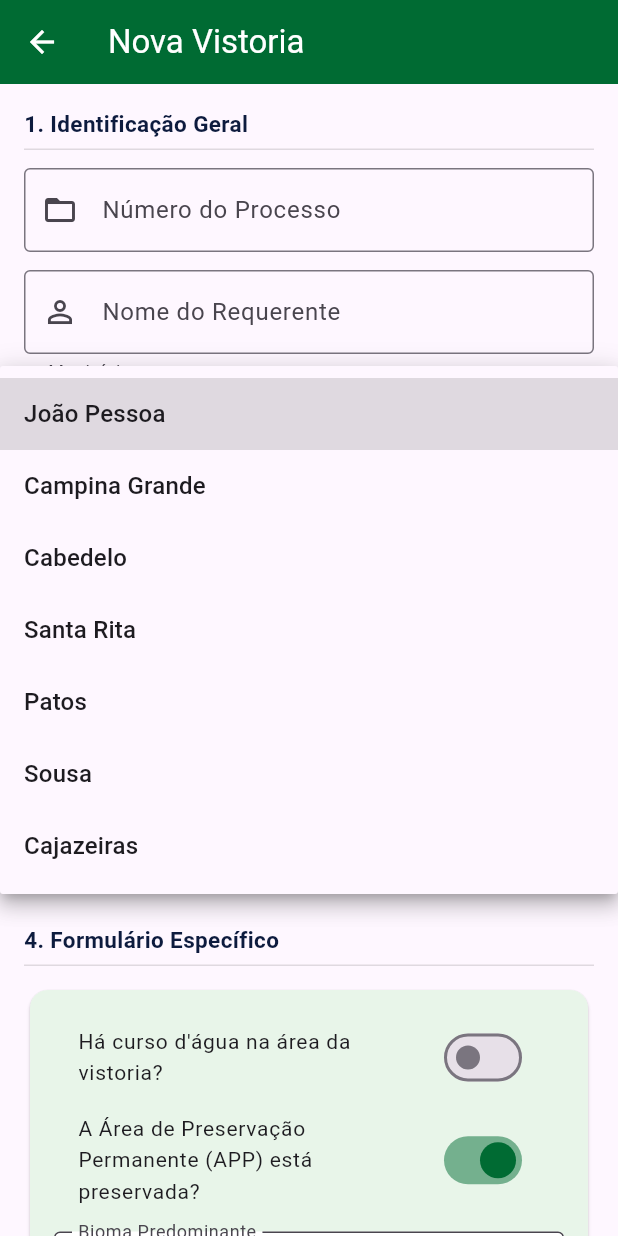
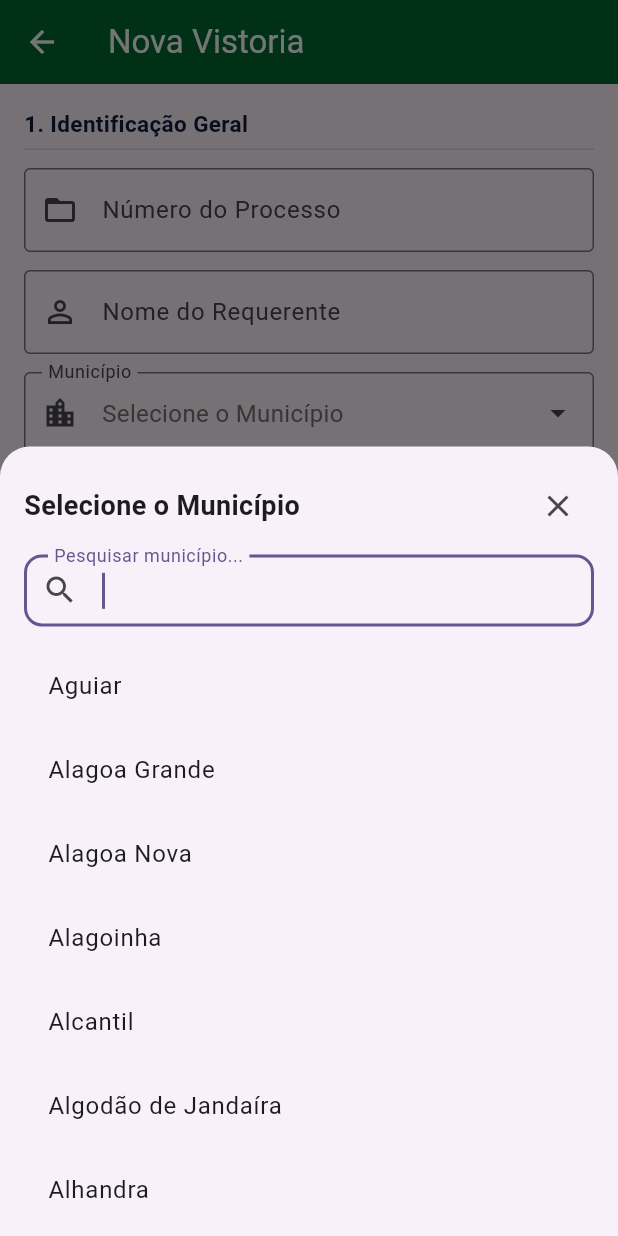
Before and after one commit to SUDEMA-INFRA/APP_DLA, a Flutter app: the VistoriaFormPage screen opened directly with empty values, after a tap on "Selecione o Município", on a phone screen of 412 x 824 dp. Run offline on Flutter 3.47's test engine with Material 3 defaults, Android fonts, the phone set to English and light mode, and no system bars; our stand-ins replace connectivity_plus, device_info_plus, flutter_dotenv, flutter_secure_storage, sqflite; accounts and stored records are empty.

Commit message:
refactor: seed dos municipios no banco e no app, ajustes no input de municipio, e ajustes na pagina web de vistorias

```diff
--- a/app_dla/lib/main.dart
+++ b/app_dla/lib/main.dart
@@ -439,7 +439,7 @@ class _MyHomePageState extends State<MyHomePage> {
       return matchesSearch && matchesFilterType;
     }).toList();
 
-    final List<String> chips = ['Todos', 'Supressão Vegetal', 'Avicultura', 'Suinocultura'];
+    final List<String> chips = ['Todos', 'Supressão Vegetal', 'Avicultura', 'Suinocultura', 'Bovinocultura', 'Aquicultura', 'Sucroalcooleiro', 'Agricultura'];
 
     return Column(
       children: [
--- a/app_dla/lib/pages/vistoria_detail_page.dart
+++ b/app_dla/lib/pages/vistoria_detail_page.dart
@@ -1,6 +1,7 @@
 import 'package:flutter/material.dart';
 import '../services/vistoria_service.dart';
 import 'vistoria_form_page.dart';
+import '../utils/municipios.dart';
 
 class VistoriaDetailPage extends StatefulWidget {
   final Vistoria vistoria;
@@ -28,16 +29,7 @@ class _VistoriaDetailPageState extends State<VistoriaDetailPage> {
   }
 
   String _getMunicipioNome(int? id) {
-    switch (id) {
-      case 1: return 'João Pessoa';
-      case 2: return 'Campina Grande';
-      case 3: return 'Cabedelo';
-      case 4: return 'Santa Rita';
-      case 5: return 'Patos';
-      case 6: return 'Sousa';
-      case 7: return 'Cajazeiras';
-      default: return 'Não especificado';
-    }
+    return Municipios.getName(id);
   }
 
   Future<void> _confirmDelete(BuildContext context) async {
--- a/app_dla/lib/pages/vistoria_form_page.dart
+++ b/app_dla/lib/pages/vistoria_form_page.dart
@@ -2,6 +2,7 @@ import 'package:flutter/material.dart';
 import 'dart:convert';
 import '../services/database_helper.dart';
 import '../services/vistoria_service.dart';
+import '../utils/municipios.dart';
 
 class VistoriaFormPage extends StatefulWidget {
   final int userId;
@@ -60,15 +61,7 @@ class _VistoriaFormPageState extends State<VistoriaFormPage> {
     'Agricultura',
   ];
 
-  final List<Map<String, dynamic>> _municipios = [
-    {'id': '1', 'nome': 'João Pessoa'},
-    {'id': '2', 'nome': 'Campina Grande'},
-    {'id': '3', 'nome': 'Cabedelo'},
-    {'id': '4', 'nome': 'Santa Rita'},
-    {'id': '5', 'nome': 'Patos'},
-    {'id': '6', 'nome': 'Sousa'},
-    {'id': '7', 'nome': 'Cajazeiras'},
-  ];
+  final List<Map<String, dynamic>> _municipios = List<Map<String, dynamic>>.from(Municipios.list);
 
   @override
   void initState() {
@@ -330,21 +323,41 @@ class _VistoriaFormPageState extends State<VistoriaFormPage> {
               ),
             ),
             const SizedBox(height: 12),
-            DropdownButtonFormField<String>(
-              value: _selectedMunicipio,
-              hint: const Text('Selecione o Município'),
-              decoration: const InputDecoration(
-                labelText: 'Município',
-                border: OutlineInputBorder(),
-                prefixIcon: Icon(Icons.location_city),
-              ),
-              items: _municipios.map((m) {
-                return DropdownMenuItem<String>(
-                  value: m['id'].toString(),
-                  child: Text(m['nome']),
+            FormField<String>(
+              initialValue: _selectedMunicipio,
+              validator: (value) {
+                if (_selectedMunicipio == null) {
+                  return 'Por favor, selecione um município';
+                }
+                return null;
+              },
+              builder: (state) {
+                return InkWell(
+                  onTap: () => _showMunicipioSelector(state),
+                  borderRadius: BorderRadius.circular(4),
+                  child: InputDecorator(
+                    decoration: InputDecoration(
+                      labelText: 'Município',
+                      border: const OutlineInputBorder(),
+                      prefixIcon: const Icon(Icons.location_city),
+                      suffixIcon: const Icon(Icons.arrow_drop_down),
+                      errorText: state.errorText,
+                    ),
+                    child: Text(
+                      _selectedMunicipio == null
+                          ? 'Selecione o Município'
+                          : List<Map<String, dynamic>>.from(_municipios).firstWhere(
+                              (m) => m['id'].toString() == _selectedMunicipio,
+                              orElse: () => <String, String>{'nome': 'Selecione o Município'},
+                            )['nome']?.toString() ?? '',
+                      style: TextStyle(
+                        color: _selectedMunicipio == null ? Colors.grey[600] : Colors.black,
+                        fontSize: 16,
+                      ),
+                    ),
+                  ),
                 );
-              }).toList(),
-              onChanged: (val) => setState(() => _selectedMunicipio = val),
+              },
             ),
             const SizedBox(height: 16),
 
@@ -620,4 +633,108 @@ class _VistoriaFormPageState extends State<VistoriaFormPage> {
     _suinoculturaQtdAnimaisController.dispose();
     super.dispose();
   }
+
+  void _showMunicipioSelector(FormFieldState<String> state) {
+    String searchLocal = '';
+    showModalBottomSheet(
+      context: context,
+      isScrollControlled: true,
+      shape: const RoundedRectangleBorder(
+        borderRadius: BorderRadius.vertical(top: Radius.circular(20)),
+      ),
+      builder: (context) {
+        return StatefulBuilder(
+          builder: (context, setModalState) {
+            final filtered = _municipios.where((m) {
+              final nome = (m['nome'] ?? '').toString().toLowerCase();
+              return nome.contains(searchLocal.toLowerCase());
+            }).toList();
+
+            return Padding(
+              padding: EdgeInsets.only(
+                left: 16,
+                right: 16,
+                top: 16,
+                bottom: MediaQuery.of(context).viewInsets.bottom + 16,
+              ),
+              child: SizedBox(
+                height: MediaQuery.of(context).size.height * 0.6,
+                child: Column(
+                  crossAxisAlignment: CrossAxisAlignment.start,
+                  children: [
+                    Row(
+                      mainAxisAlignment: MainAxisAlignment.spaceBetween,
+                      children: [
+                        const Text(
+                          'Selecione o Município',
+                          style: TextStyle(
+                            fontSize: 18,
+                            fontWeight: FontWeight.bold,
+                          ),
+                        ),
+                        IconButton(
+                          icon: const Icon(Icons.close),
+                          onPressed: () => Navigator.pop(context),
+                        ),
+                      ],
+                    ),
+                    const SizedBox(height: 8),
+                    TextField(
+                      autofocus: true,
+                      onChanged: (val) {
+                        setModalState(() {
+                          searchLocal = val;
+                        });
+                      },
+                      decoration: InputDecoration(
+                        labelText: 'Pesquisar município...',
+                        prefixIcon: const Icon(Icons.search),
+                        border: OutlineInputBorder(
+                          borderRadius: BorderRadius.circular(12),
+                        ),
+                        contentPadding: const EdgeInsets.symmetric(horizontal: 16, vertical: 12),
+                      ),
+                    ),
+                    const SizedBox(height: 12),
+                    Expanded(
+                      child: filtered.isEmpty
+                          ? const Center(
+                              child: Text(
+                                'Nenhum município encontrado.',
+                                style: TextStyle(color: Colors.grey),
+                              ),
+                            )
+                          : ListView.builder(
+                              itemCount: filtered.length,
+                              itemBuilder: (context, index) {
+                                final m = filtered[index];
+                                final isSelected = m['id'].toString() == _selectedMunicipio;
+                                return ListTile(
+                                  title: Text(
+                                    m['nome']?.toString() ?? '',
+                                    style: TextStyle(
+                                      fontWeight: isSelected ? FontWeight.bold : FontWeight.normal,
+                                    ),
+                                  ),
+                                  trailing: isSelected ? const Icon(Icons.check, color: Colors.green) : null,
+                                  onTap: () {
+                                    setState(() {
+                                      _selectedMunicipio = m['id'].toString();
+                                    });
+                                    state.didChange(m['id'].toString());
+                                    Navigator.pop(context);
+                                  },
+                                );
+                              },
+                            ),
+                    ),
+                  ],
+                ),
+              ),
+            );
+          },
+        );
+      },
+    );
+  }
 }
--- /dev/null
+++ b/app_dla/lib/utils/municipios.dart
@@ -0,0 +1,237 @@
+class Municipios {
+  static const List<Map<String, String>> list = [
+    {'id': '2500205', 'nome': 'Aguiar'},
+    {'id': '2500304', 'nome': 'Alagoa Grande'},
+    {'id': '2500403', 'nome': 'Alagoa Nova'},
+    {'id': '2500502', 'nome': 'Alagoinha'},
+    {'id': '2500536', 'nome': 'Alcantil'},
+    {'id': '2500577', 'nome': 'Algodão de Jandaíra'},
+    {'id': '2500601', 'nome': 'Alhandra'},
+    {'id': '2500734', 'nome': 'Amparo'},
+    {'id': '2500775', 'nome': 'Aparecida'},
+    {'id': '2500908', 'nome': 'Arara'},
+    {'id': '2501005', 'nome': 'Araruna'},
+    {'id': '2500809', 'nome': 'Araçagi'},
+    {'id': '2501104', 'nome': 'Areia'},
+    {'id': '2501153', 'nome': 'Areia de Baraúnas'},
+    {'id': '2501203', 'nome': 'Areial'},
+    {'id': '2501302', 'nome': 'Aroeiras'},
+    {'id': '2501351', 'nome': 'Assunção'},
+    {'id': '2501500', 'nome': 'Bananeiras'},
+    {'id': '2501534', 'nome': 'Baraúna'},
+    {'id': '2501609', 'nome': 'Barra de Santa Rosa'},
+    {'id': '2501575', 'nome': 'Barra de Santana'},
+    {'id': '2501708', 'nome': 'Barra de São Miguel'},
+    {'id': '2501807', 'nome': 'Bayeux'},
+    {'id': '2501401', 'nome': 'Baía da Traição'},
+    {'id': '2501906', 'nome': 'Belém'},
+    {'id': '2502003', 'nome': 'Belém do Brejo do Cruz'},
+    {'id': '2502052', 'nome': 'Bernardino Batista'},
+    {'id': '2502102', 'nome': 'Boa Ventura'},
+    {'id': '2502151', 'nome': 'Boa Vista'},
+    {'id': '2502201', 'nome': 'Bom Jesus'},
+    {'id': '2502300', 'nome': 'Bom Sucesso'},
+    {'id': '2502409', 'nome': 'Bonito de Santa Fé'},
+    {'id': '2502508', 'nome': 'Boqueirão'},
+    {'id': '2502706', 'nome': 'Borborema'},
+    {'id': '2502805', 'nome': 'Brejo do Cruz'},
+    {'id': '2502904', 'nome': 'Brejo dos Santos'},
+    {'id': '2503001', 'nome': 'Caaporã'},
+    {'id': '2503100', 'nome': 'Cabeceiras'},
+    {'id': '2503209', 'nome': 'Cabedelo'},
+    {'id': '2503308', 'nome': 'Cachoeira dos Índios'},
+    {'id': '2503407', 'nome': 'Cacimba de Areia'},
+    {'id': '2503506', 'nome': 'Cacimba de Dentro'},
+    {'id': '2503555', 'nome': 'Cacimbas'},
+    {'id': '2503605', 'nome': 'Caiçara'},
+    {'id': '2503704', 'nome': 'Cajazeiras'},
+    {'id': '2503753', 'nome': 'Cajazeirinhas'},
+    {'id': '2503803', 'nome': 'Caldas Brandão'},
+    {'id': '2503902', 'nome': 'Camalaú'},
+    {'id': '2504009', 'nome': 'Campina Grande'},
+    {'id': '2504033', 'nome': 'Capim'},
+    {'id': '2504074', 'nome': 'Caraúbas'},
+    {'id': '2504108', 'nome': 'Carrapateira'},
+    {'id': '2504157', 'nome': 'Casserengue'},
+    {'id': '2504207', 'nome': 'Catingueira'},
+    {'id': '2504306', 'nome': 'Catolé do Rocha'},
+    {'id': '2504355', 'nome': 'Caturité'},
+    {'id': '2504405', 'nome': 'Conceição'},
+    {'id': '2504504', 'nome': 'Condado'},
+    {'id': '2504603', 'nome': 'Conde'},
+    {'id': '2504702', 'nome': 'Congo'},
+    {'id': '2504801', 'nome': 'Coremas'},
+    {'id': '2504850', 'nome': 'Coxixola'},
+    {'id': '2504900', 'nome': 'Cruz do Espírito Santo'},
+    {'id': '2505006', 'nome': 'Cubati'},
+    {'id': '2505204', 'nome': 'Cuitegi'},
+    {'id': '2505105', 'nome': 'Cuité'},
+    {'id': '2505238', 'nome': 'Cuité de Mamanguape'},
+    {'id': '2505303', 'nome': 'Curral Velho'},
+    {'id': '2505279', 'nome': 'Curral de Cima'},
+    {'id': '2505352', 'nome': 'Damião'},
+    {'id': '2505402', 'nome': 'Desterro'},
+    {'id': '2505600', 'nome': 'Diamante'},
+    {'id': '2505709', 'nome': 'Dona Inês'},
+    {'id': '2505808', 'nome': 'Duas Estradas'},
+    {'id': '2505907', 'nome': 'Emas'},
+    {'id': '2506004', 'nome': 'Esperança'},
+    {'id': '2506103', 'nome': 'Fagundes'},
+    {'id': '2506202', 'nome': 'Frei Martinho'},
+    {'id': '2506251', 'nome': 'Gado Bravo'},
+    {'id': '2506301', 'nome': 'Guarabira'},
+    {'id': '2506400', 'nome': 'Gurinhém'},
+    {'id': '2506509', 'nome': 'Gurjão'},
+    {'id': '2506608', 'nome': 'Ibiara'},
+    {'id': '2502607', 'nome': 'Igaracy'},
+    {'id': '2506707', 'nome': 'Imaculada'},
+    {'id': '2506806', 'nome': 'Ingá'},
+    {'id': '2506905', 'nome': 'Itabaiana'},
+    {'id': '2507002', 'nome': 'Itaporanga'},
+    {'id': '2507101', 'nome': 'Itapororoca'},
+    {'id': '2507200', 'nome': 'Itatuba'},
+    {'id': '2507309', 'nome': 'Jacaraú'},
+    {'id': '2507408', 'nome': 'Jericó'},
+    {'id': '2513653', 'nome': 'Joca Claudino'},
+    {'id': '2507507', 'nome': 'João Pessoa'},
+    {'id': '2507606', 'nome': 'Juarez Távora'},
+    {'id': '2507705', 'nome': 'Juazeirinho'},
+    {'id': '2507804', 'nome': 'Junco do Seridó'},
+    {'id': '2507903', 'nome': 'Juripiranga'},
+    {'id': '2508000', 'nome': 'Juru'},
+    {'id': '2508109', 'nome': 'Lagoa'},
+    {'id': '2508307', 'nome': 'Lagoa Seca'},
+    {'id': '2508208', 'nome': 'Lagoa de Dentro'},
+    {'id': '2508406', 'nome': 'Lastro'},
+    {'id': '2508505', 'nome': 'Livramento'},
+    {'id': '2508554', 'nome': 'Logradouro'},
+    {'id': '2508604', 'nome': 'Lucena'},
+    {'id': '2508802', 'nome': 'Malta'},
+    {'id': '2508901', 'nome': 'Mamanguape'},
+    {'id': '2509008', 'nome': 'Manaíra'},
+    {'id': '2509057', 'nome': 'Marcação'},
+    {'id': '2509107', 'nome': 'Mari'},
+    {'id': '2509156', 'nome': 'Marizópolis'},
+    {'id': '2509206', 'nome': 'Massaranduba'},
+    {'id': '2509305', 'nome': 'Mataraca'},
+    {'id': '2509339', 'nome': 'Matinhas'},
+    {'id': '2509370', 'nome': 'Mato Grosso'},
+    {'id': '2509396', 'nome': 'Maturéia'},
+    {'id': '2509404', 'nome': 'Mogeiro'},
+    {'id': '2509503', 'nome': 'Montadas'},
+    {'id': '2509602', 'nome': 'Monte Horebe'},
+    {'id': '2509701', 'nome': 'Monteiro'},
+    {'id': '2509800', 'nome': 'Mulungu'},
+    {'id': '2508703', 'nome': "Mãe d'Água"},
+    {'id': '2509909', 'nome': 'Natuba'},
+    {'id': '2510006', 'nome': 'Nazarezinho'},
+    {'id': '2510105', 'nome': 'Nova Floresta'},
+    {'id': '2510204', 'nome': 'Nova Olinda'},
+    {'id': '2510303', 'nome': 'Nova Palmeira'},
+    {'id': '2510402', 'nome': "Olho d'Água"},
+    {'id': '2510501', 'nome': 'Olivedos'},
+    {'id': '2510600', 'nome': 'Ouro Velho'},
+    {'id': '2510659', 'nome': 'Parari'},
+    {'id': '2510709', 'nome': 'Passagem'},
+    {'id': '2510808', 'nome': 'Patos'},
+    {'id': '2510907', 'nome': 'Paulista'},
+    {'id': '2511004', 'nome': 'Pedra Branca'},
+    {'id': '2511103', 'nome': 'Pedra Lavrada'},
+    {'id': '2511202', 'nome': 'Pedras de Fogo'},
+    {'id': '2512721', 'nome': 'Pedro Régis'},
+    {'id': '2511301', 'nome': 'Piancó'},
+    {'id': '2511400', 'nome': 'Picuí'},
+    {'id': '2511509', 'nome': 'Pilar'},
+    {'id': '2511608', 'nome': 'Pilões'},
+    {'id': '2511707', 'nome': 'Pilõezinhos'},
+    {'id': '2511806', 'nome': 'Pirpirituba'},
+    {'id': '2511905', 'nome': 'Pitimbu'},
+    {'id': '2512002', 'nome': 'Pocinhos'},
+    {'id': '2512101', 'nome': 'Pombal'},
+    {'id': '2512036', 'nome': 'Poço Dantas'},
+    {'id': '2512077', 'nome': 'Poço de José de Moura'},
+    {'id': '2512200', 'nome': 'Prata'},
+    {'id': '2512309', 'nome': 'Princesa Isabel'},
+    {'id': '2512408', 'nome': 'Puxinanã'},
+    {'id': '2512507', 'nome': 'Queimadas'},
+    {'id': '2512606', 'nome': 'Quixaba'},
+    {'id': '2512705', 'nome': 'Remígio'},
+    {'id': '2512788', 'nome': 'Riacho de Santo Antônio'},
+    {'id': '2512804', 'nome': 'Riacho dos Cavalos'},
+    {'id': '2512747', 'nome': 'Riachão'},
+    {'id': '2512754', 'nome': 'Riachão do Bacamarte'},
+    {'id': '2512762', 'nome': 'Riachão do Poço'},
+    {'id': '2512903', 'nome': 'Rio Tinto'},
+    {'id': '2513000', 'nome': 'Salgadinho'},
+    {'id': '2513109', 'nome': 'Salgado de São Félix'},
+    {'id': '2513158', 'nome': 'Santa Cecília'},
+    {'id': '2513208', 'nome': 'Santa Cruz'},
+    {'id': '2513307', 'nome': 'Santa Helena'},
+    {'id': '2513356', 'nome': 'Santa Inês'},
+    {'id': '2513406', 'nome': 'Santa Luzia'},
+    {'id': '2513703', 'nome': 'Santa Rita'},
+    {'id': '2513802', 'nome': 'Santa Teresinha'},
+    {'id': '2513505', 'nome': 'Santana de Mangueira'},
+    {'id': '2513604', 'nome': 'Santana dos Garrotes'},
+    {'id': '2513851', 'nome': 'Santo André'},
+    {'id': '2515302', 'nome': 'Sapé'},
+    {'id': '2515500', 'nome': 'Serra Branca'},
+    {'id': '2515708', 'nome': 'Serra Grande'},
+    {'id': '2515807', 'nome': 'Serra Redonda'},
+    {'id': '2515609', 'nome': 'Serra da Raiz'},
+    {'id': '2515906', 'nome': 'Serraria'},
+    {'id': '2515930', 'nome': 'Sertãozinho'},
+    {'id': '2515971', 'nome': 'Sobrado'},
+    {'id': '2516102', 'nome': 'Soledade'},
+    {'id': '2516003', 'nome': 'Solânea'},
+    {'id': '2516151', 'nome': 'Sossêgo'},
+    {'id': '2516201', 'nome': 'Sousa'},
+    {'id': '2516300', 'nome': 'Sumé'},
+    {'id': '2513927', 'nome': 'São Bentinho'},
+    {'id': '2513901', 'nome': 'São Bento'},
+    {'id': '2513968', 'nome': 'São Domingos'},
+    {'id': '2513943', 'nome': 'São Domingos do Cariri'},
+    {'id': '2513984', 'nome': 'São Francisco'},
+    {'id': '2514206', 'nome': 'São José da Lagoa Tapada'},
+    {'id': '2514305', 'nome': 'São José de Caiana'},
+    {'id': '2514404', 'nome': 'São José de Espinharas'},
+    {'id': '2514503', 'nome': 'São José de Piranhas'},
+    {'id': '2514552', 'nome': 'São José de Princesa'},
+    {'id': '2514602', 'nome': 'São José do Bonfim'},
+    {'id': '2514651', 'nome': 'São José do Brejo do Cruz'},
+    {'id': '2514701', 'nome': 'São José do Sabugi'},
+    {'id': '2514800', 'nome': 'São José dos Cordeiros'},
+    {'id': '2514453', 'nome': 'São José dos Ramos'},
+    {'id': '2514008', 'nome': 'São João do Cariri'},
+    {'id': '2500700', 'nome': 'São João do Rio do Peixe'},
+    {'id': '2514107', 'nome': 'São João do Tigre'},
+    {'id': '2514909', 'nome': 'São Mamede'},
+    {'id': '2515005', 'nome': 'São Miguel de Taipu'},
+    {'id': '2515104', 'nome': 'São Sebastião de Lagoa de Roça'},
+    {'id': '2515203', 'nome': 'São Sebastião do Umbuzeiro'},
+    {'id': '2515401', 'nome': 'São Vicente do Seridó'},
+    {'id': '2516409', 'nome': 'Tacima'},
+    {'id': '2516508', 'nome': 'Taperoá'},
+    {'id': '2516607', 'nome': 'Tavares'},
+    {'id': '2516706', 'nome': 'Teixeira'},
+    {'id': '2516755', 'nome': 'Tenório'},
+    {'id': '2516805', 'nome': 'Triunfo'},
+    {'id': '2516904', 'nome': 'Uiraúna'},
+    {'id': '2517001', 'nome': 'Umbuzeiro'},
+    {'id': '2517209', 'nome': 'Vieirópolis'},
+    {'id': '2505501', 'nome': 'Vista Serrana'},
+    {'id': '2517100', 'nome': 'Várzea'},
+    {'id': '2517407', 'nome': 'Zabelê'},
+    {'id': '2500106', 'nome': 'Água Branca'},
+  ];
+
+  static String getName(int? id) {
+    if (id == null) return 'Não especificado';
+    final idStr = id.toString();
+    final match = list.firstWhere(
+      (m) => m['id'] == idStr,
+      orElse: () => {'nome': 'Município não cadastrado'},
+    );
+    return match['nome']!;
+  }
+}
```
Also changed, not shown: 9 other files.
